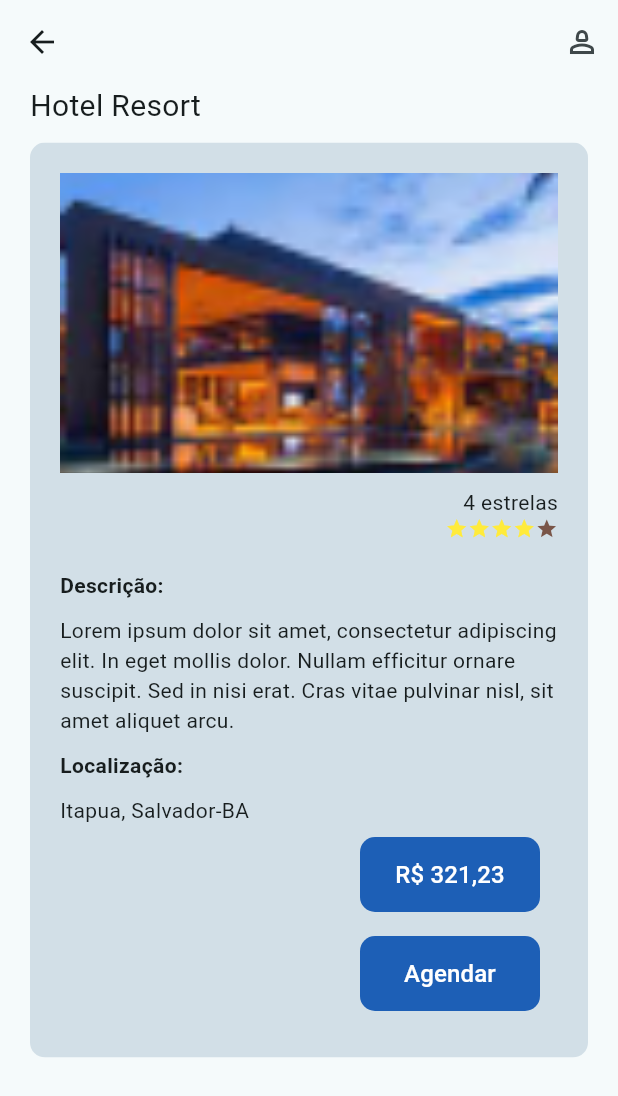
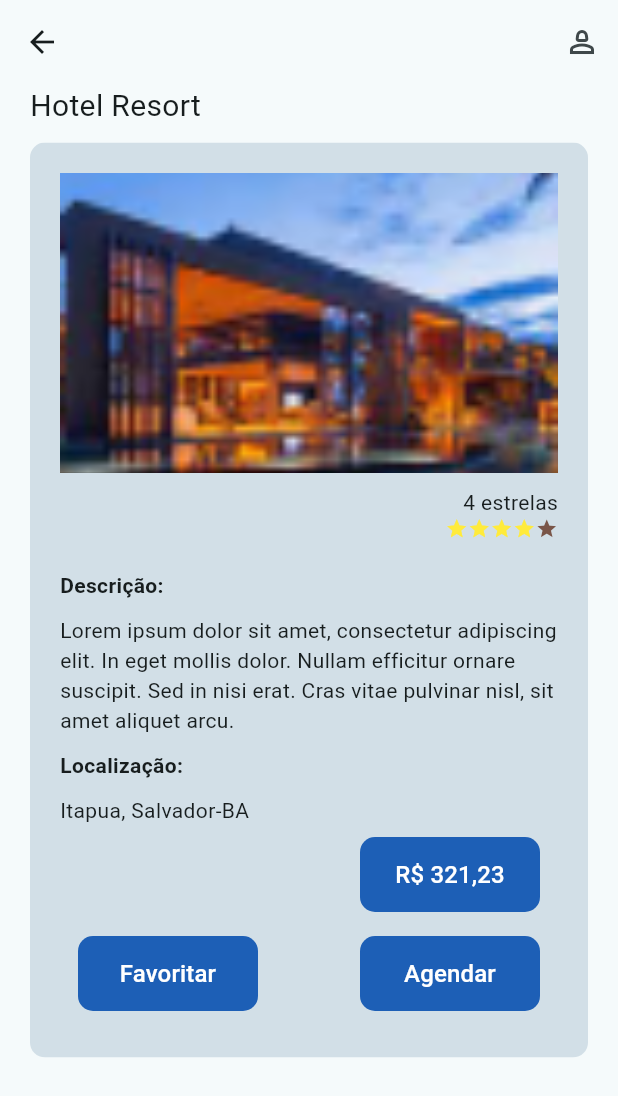
Before and after one commit to Anndrei87/FeriasPet, a Flutter app: the SearchResult screen opened directly with sample values from the repository, on a phone screen of 412 x 824 dp. Shown: the top 1096 px of the screen. Run offline on Flutter 3.47's test engine with Material 3 defaults, Android fonts, the phone set to English and light mode, and no system bars.

Commit message:
fix: ajustes tela busca result

```diff
--- a/ferias_pet/lib/src/modules/search/search_result.dart
+++ b/ferias_pet/lib/src/modules/search/search_result.dart
@@ -121,13 +121,43 @@ class _SearchResultState extends State<SearchResult> {
                               ),
                             ),
                           ),
+                          Row(
+                            mainAxisAlignment: MainAxisAlignment.spaceBetween,
+                            children: [
                               Align(
                                 alignment: Alignment.centerRight,
                                 child: TextButton(
                                   onPressed: () {},
                                   child: ClipRRect(
-                                borderRadius:
-                                    const BorderRadius.all(Radius.circular(10)),
+                                    borderRadius: const BorderRadius.all(
+                                        Radius.circular(10)),
+                                    child: Container(
+                                      alignment: Alignment.center,
+                                      width: 120,
+                                      height: 50,
+                                      color: const Color(0xff1D5FB6),
+                                      child: const Text(
+                                        'Favoritar',
+                                        textAlign: TextAlign.center,
+                                        style: TextStyle(
+                                          fontSize: 16,
+                                          color: Colors.white,
+                                        ),
+                                      ),
+                                    ),
+                                  ),
+                                ),
+                              ),
+                              SizedBox(
+                                width: 10,
+                              ),
+                              Align(
+                                alignment: Alignment.centerRight,
+                                child: TextButton(
+                                  onPressed: () {},
+                                  child: ClipRRect(
+                                    borderRadius: const BorderRadius.all(
+                                        Radius.circular(10)),
                                     child: Container(
                                       alignment: Alignment.center,
                                       width: 120,
@@ -147,6 +177,8 @@ class _SearchResultState extends State<SearchResult> {
                               ),
                             ],
                           ),
+                        ],
+                      ),
                     ),
                   ),
                 )
```
Lines whose indentation alone changed are shown as unchanged.
